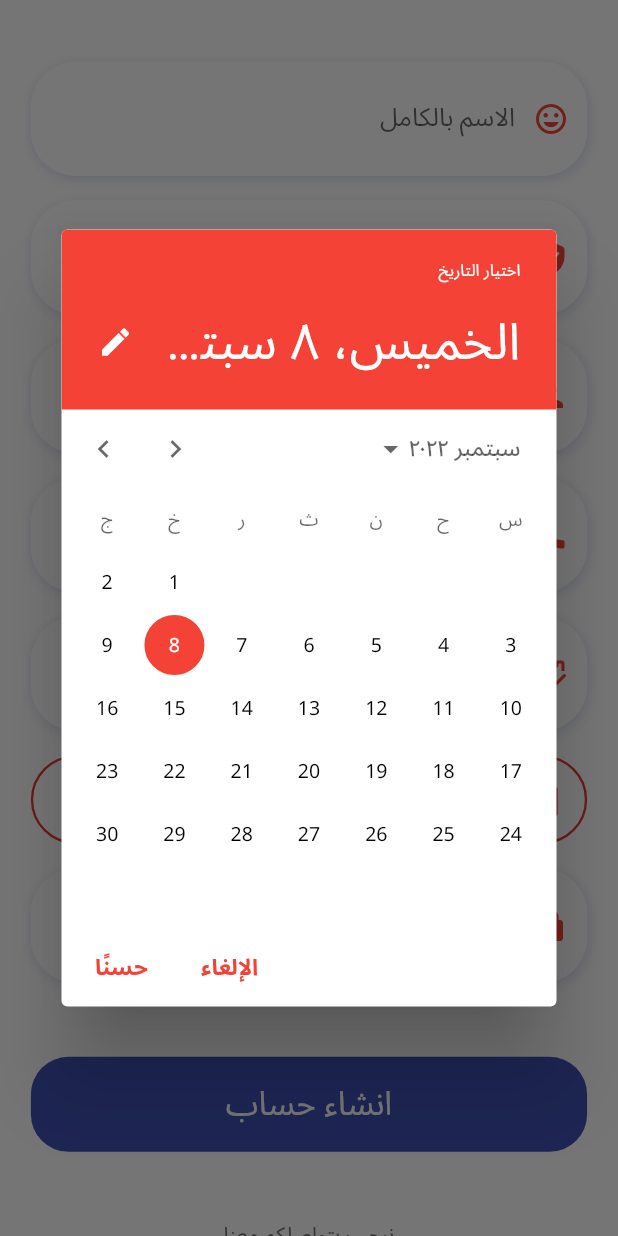
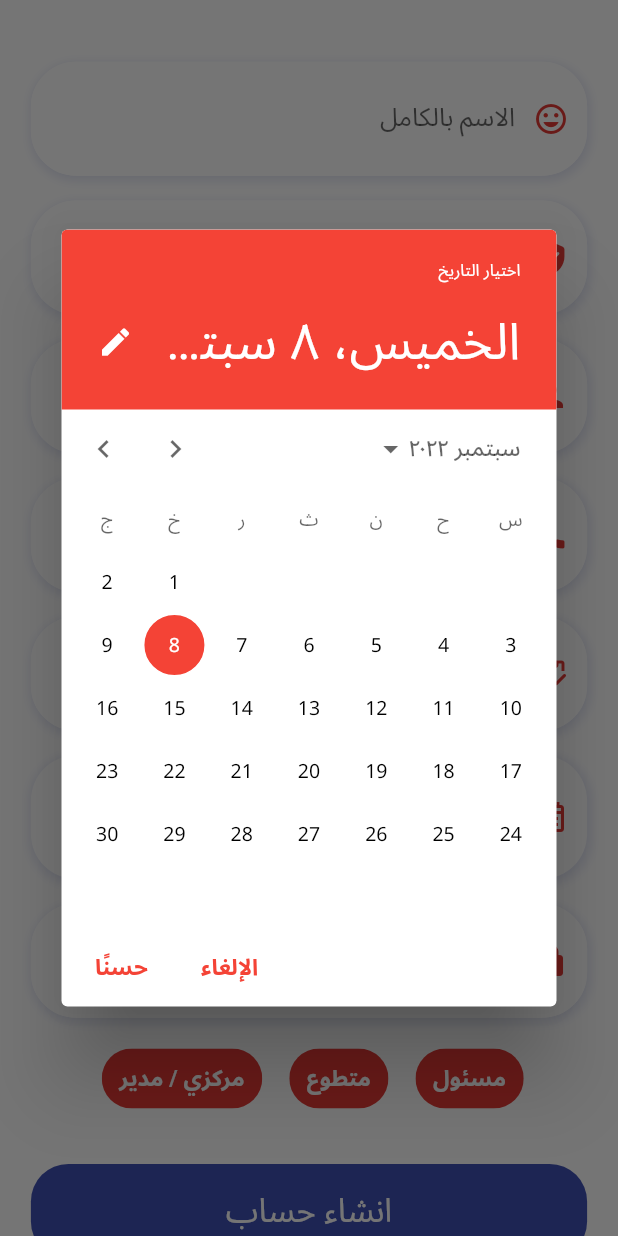
Before and after one commit to abdalla3yash/resala, a Flutter app: the RegisterScreen screen opened directly, after a tap on "تاريخ الميلاد", on a phone screen of 412 x 824 dp. Run offline on Flutter 3.47's test engine with Material 2 defaults, Android fonts, the phone set to English and light mode, and no system bars; our stand-ins replace get, shared_preferences; accounts and stored records are empty.

Commit message:
register Model created

```diff
--- a/lib/views/screen/auth/register_screen.dart
+++ b/lib/views/screen/auth/register_screen.dart
@@ -5,10 +5,18 @@ import 'package:resala/controller/controllers/auth_controller.dart';
 import 'package:resala/views/widget/app_text_field.dart';
 import 'package:resala/views/widget/colors.dart';
 import 'package:resala/views/widget/custom_loader.dart';
+import 'package:resala/views/widget/footer.dart';
+import 'package:resala/views/widget/time_picker.dart';
 
-class RegisterScreen extends StatelessWidget {
+class RegisterScreen extends StatefulWidget {
   const RegisterScreen({super.key});
 
+  @override
+  State<RegisterScreen> createState() => _RegisterScreenState();
+}
+
+class _RegisterScreenState extends State<RegisterScreen>
+    with TickerProviderStateMixin {
   @override
   Widget build(BuildContext context) {
     final ValueNotifier<DateTime?> dateSub = ValueNotifier(null);
@@ -18,9 +26,38 @@ class RegisterScreen extends StatelessWidget {
     var phoneController = TextEditingController();
     var usernameController = TextEditingController();
     var nationalIDController = TextEditingController();
-    var dateController = TextEditingController();
     var userTybeIDController = TextEditingController();
     var passwordController = TextEditingController();
+
+    int? selectedIndex;
+    List<String> chipsList = [
+      "مسئول",
+      "متطوع",
+      "مركزي / مدير",
+    ];
+    List<Widget> techChips() {
+      List<Widget> chips = [];
+      for (int i = 0; i < chipsList.length; i++) {
+        Widget item = Padding(
+          padding: const EdgeInsets.only(left: 10, right: 5),
+          child: ChoiceChip(
+            label: Text(chipsList[i].toString()),
+            labelStyle: const TextStyle(color: Colors.white),
+            backgroundColor: AppColors.mainRedColor,
+            selectedColor: AppColors.mainBlueColor,
+            disabledColor: AppColors.whiteColor,
+            selected: selectedIndex == i,
+            onSelected: (bool value) {
+              setState(() {
+                selectedIndex = i;
+              });
+            },
+          ),
+        );
+        chips.add(item);
+      }
+      return chips;
+    }
 
     return Scaffold(
       backgroundColor: AppColors.whiteColor,
@@ -73,10 +110,7 @@ class RegisterScreen extends StatelessWidget {
                       SizedBox(
                         height: Get.context!.height * 0.02,
                       ),
-                      Padding(
-                        padding: EdgeInsets.symmetric(
-                            horizontal: Get.context!.width * 0.05),
-                        child: ValueListenableBuilder<DateTime?>(
+                      ValueListenableBuilder<DateTime?>(
                           valueListenable: dateSub,
                           builder: (context, dateVal, child) {
                             return InkWell(
@@ -95,8 +129,7 @@ class RegisterScreen extends StatelessWidget {
                                       data: Theme.of(context).copyWith(
                                         colorScheme: ColorScheme.fromSwatch(
                                           primarySwatch: Colors.red,
-                                            accentColor:
-                                                AppColors.mainBlueColor,
+                                          accentColor: AppColors.mainBlueColor,
                                           backgroundColor: Colors.lightBlue,
                                           cardColor: Colors.white,
                                         ),
@@ -107,14 +140,12 @@ class RegisterScreen extends StatelessWidget {
                                 );
                                 dateSub.value = date;
                               },
-                                child: Container(
-                                  child: buildDateTimePicker(
+                              child: CustomTimePicker(
+                                data:
                                     dateVal != null ? convertDate(dateVal) : '',
-                                  ),
                               ),
                             );
                           }),
-                      ),
                       SizedBox(
                         height: Get.context!.height * 0.02,
                       ),
@@ -126,6 +157,11 @@ class RegisterScreen extends StatelessWidget {
                       ),
                       SizedBox(
                         height: Get.context!.height * 0.02,
+                      ),
+                      Wrap(
+                        spacing: 3,
+                        direction: Axis.horizontal,
+                        children: techChips(),
                       ),
                       SizedBox(
                         height: Get.context!.height * 0.04,
@@ -153,52 +189,10 @@ class RegisterScreen extends StatelessWidget {
                       SizedBox(
                         height: Get.context!.height * 0.05,
                       ),
-                      Align(
-                        alignment: Alignment.center,
-                        child: Text(
-                          "نرحب بتواصلكم معنا",
-                          style: TextStyle(
-                              fontSize: 14, color: Colors.grey.shade600),
+                      const Footer(),
+                      SizedBox(
+                        height: Get.context!.height * 0.01,
                       ),
-                      ),
-                      Row(
-                        mainAxisAlignment: MainAxisAlignment.center,
-                        children: [
-                          Text(
-                            "19450",
-                            style: TextStyle(
-                                fontSize: 12, color: Colors.grey.shade600),
-                          ),
-                          const SizedBox(
-                            width: 5,
-                          ),
-                          const Icon(
-                            Icons.phone,
-                            size: 14,
-                            color: AppColors.mainBlueColor,
-                          ),
-                          const SizedBox(
-                            width: 5,
-                          ),
-                          const VerticalDivider(),
-                          const SizedBox(
-                            width: 5,
-                          ),
-                          Text(
-                            "contact_us@resala.org",
-                            style: TextStyle(
-                                fontSize: 12, color: Colors.grey.shade600),
-                          ),
-                          const SizedBox(
-                            width: 5,
-                          ),
-                          const Icon(
-                            Icons.mail,
-                            size: 14,
-                            color: AppColors.mainRedColor,
-                          ),
-                        ],
-                      )
                     ],
                   ),
                 )
@@ -208,20 +202,6 @@ class RegisterScreen extends StatelessWidget {
     );
   }
 
-  Widget buildDateTimePicker(String data) {
-    return ListTile(
-      shape: RoundedRectangleBorder(
-        borderRadius: BorderRadius.circular(30.0),
-        side: BorderSide(color: AppColors.mainRedColor, width: 1.5),
-      ),
-      title: Text(data == "" ? "تاريخ الميلاد" : data),
-      leading: const Icon(
-        Icons.calendar_today,
-        color: AppColors.mainRedColor,
-      ),
-    );
-  }
-
   String convertDate(DateTime dateTime) {
     return DateFormat('yyyy-MM-dd').format(dateTime);
   }
--- a/lib/views/widget/app_text_field.dart
+++ b/lib/views/widget/app_text_field.dart
@@ -37,7 +37,7 @@ class AppTextField extends StatelessWidget {
           hintText: hintText,
           prefixIcon: Icon(
             icon,
-            color: Colors.red,
+            color: AppColors.mainRedColor,
           ),
           focusedBorder: OutlineInputBorder(
             borderRadius: BorderRadius.circular(30),
--- a/lib/views/widget/colors.dart
+++ b/lib/views/widget/colors.dart
@@ -5,4 +5,5 @@ class AppColors {
   static const Color mainBlueColor = Color(0xFF3f51b5);
   static const Color whiteColor = Colors.white;
   static const Color blackColor = Colors.black;
+  static const Color hintTextColor = Color(0xFF757575);
 }
--- a/lib/views/widget/footer.dart
+++ b/lib/views/widget/footer.dart
@@ -1,10 +1,57 @@
 import 'package:flutter/material.dart';
+import 'package:resala/views/widget/colors.dart';
 
-class Fotter extends StatelessWidget {
-  const Fotter({super.key});
+class Footer extends StatelessWidget {
+  const Footer({super.key});
 
   @override
   Widget build(BuildContext context) {
-    return Container();
+    return Column(
+      children: [
+        Align(
+          alignment: Alignment.center,
+          child: Text(
+            "نرحب بتواصلكم معنا",
+            style: TextStyle(fontSize: 14, color: Colors.grey.shade600),
+          ),
+        ),
+        Row(
+          mainAxisAlignment: MainAxisAlignment.center,
+          children: [
+            Text(
+              "19450",
+              style: TextStyle(fontSize: 12, color: Colors.grey.shade600),
+            ),
+            const SizedBox(
+              width: 5,
+            ),
+            const Icon(
+              Icons.phone,
+              size: 14,
+              color: AppColors.mainBlueColor,
+            ),
+            const SizedBox(
+              width: 5,
+            ),
+            const VerticalDivider(),
+            const SizedBox(
+              width: 5,
+            ),
+            Text(
+              "contact_us@resala.org",
+              style: TextStyle(fontSize: 12, color: Colors.grey.shade600),
+            ),
+            const SizedBox(
+              width: 5,
+            ),
+            const Icon(
+              Icons.mail,
+              size: 14,
+              color: AppColors.mainRedColor,
+            ),
+          ],
+        )
+      ],
+    );
   }
 }
--- /dev/null
+++ b/lib/views/widget/time_picker.dart
@@ -0,0 +1,45 @@
+import 'package:flutter/material.dart';
+import 'package:get/get.dart';
+import 'package:resala/views/widget/colors.dart';
+
+class CustomTimePicker extends StatelessWidget {
+  final String data;
+  const CustomTimePicker({super.key, required this.data});
+
+  @override
+  Widget build(BuildContext context) {
+    return Container(
+      height: Get.context!.height * 0.1,
+      margin: EdgeInsets.symmetric(horizontal: Get.context!.width * 0.05),
+      decoration: BoxDecoration(
+        color: Colors.white,
+        borderRadius: BorderRadius.circular(30),
+        boxShadow: [
+          BoxShadow(
+            blurRadius: 5,
+            spreadRadius: 1,
+            offset: const Offset(1, 2),
+            color: AppColors.mainBlueColor.withOpacity(0.15),
+          ),
+        ],
+      ),
+      child: Row(
+        mainAxisAlignment: MainAxisAlignment.start,
+        children: [
+          Padding(
+            padding:
+                EdgeInsets.symmetric(horizontal: Get.context!.width * 0.03),
+            child: const Icon(
+              Icons.calendar_month_outlined,
+              color: AppColors.mainRedColor,
+            ),
+          ),
+          Text(
+            data == "" ? "تاريخ الميلاد" : data,
+            style: const TextStyle(color: AppColors.hintTextColor),
+          ),
+        ],
+      ),
+    );
+  }
+}
```
Also changed, not shown: lib/model/models/register_model.dart (added, +77 -0 lines), lib/views/screen/auth/login_screen.dart (+2 -46 lines). Lines whose indentation alone changed are shown as unchanged.
